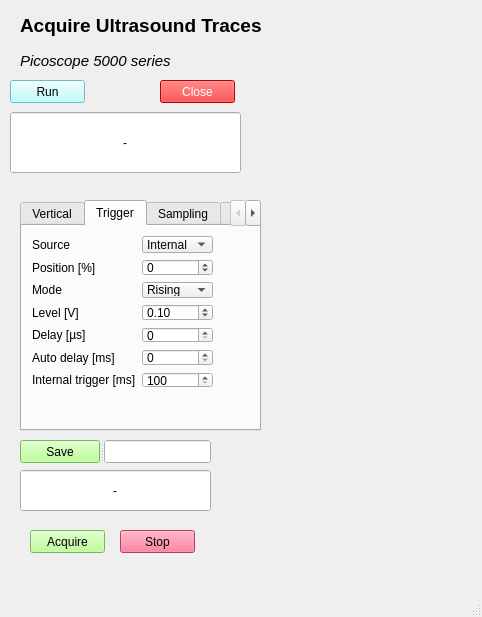
Above: acquire-ultrasound/python/code/aquire_ultrasound_gui.ui from Lars27/ultrasound-measurements before the change. Below: the same form after it.
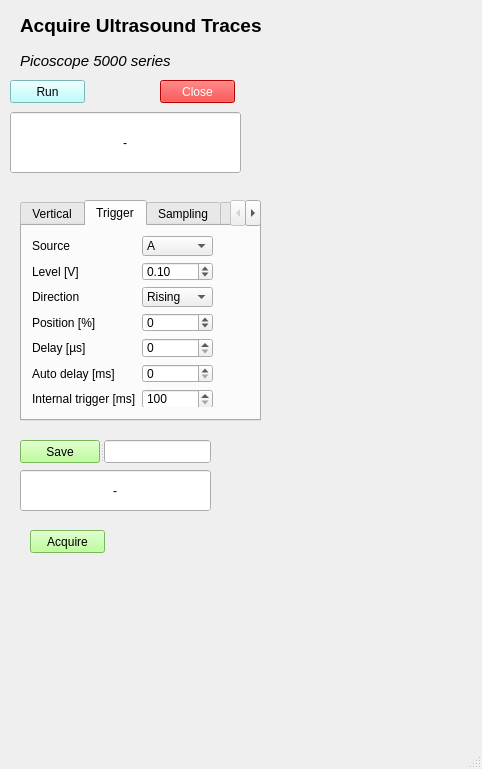
That is the form after the change. The open tabs and pages were chosen to show the change.

The edit to the form file:
```diff
--- a/acquire-ultrasound/python/code/aquire_ultrasound_gui.ui
+++ b/acquire-ultrasound/python/code/aquire_ultrasound_gui.ui
@@ -10,7 +10,7 @@
     <x>0</x>
     <y>0</y>
     <width>482</width>
-    <height>617</height>
+    <height>769</height>
    </rect>
   </property>
   <property name="windowTitle">
@@ -70,7 +70,7 @@
       <x>20</x>
       <y>200</y>
       <width>241</width>
-      <height>231</height>
+      <height>221</height>
      </rect>
     </property>
     <property name="styleSheet">
@@ -526,14 +526,14 @@
         <x>10</x>
         <y>10</y>
         <width>181</width>
-        <height>151</height>
+        <height>171</height>
        </rect>
       </property>
       <property name="locale">
        <locale language="English" country="UnitedKingdom"/>
       </property>
       <layout class="QGridLayout" name="parameter_gridLayout_3">
-       <item row="2" column="1">
+       <item row="4" column="1">
         <widget class="QDoubleSpinBox" name="trigger_position_spinBox">
          <property name="locale">
           <locale language="English" country="UnitedKingdom"/>
@@ -561,7 +561,7 @@
          </property>
         </widget>
        </item>
-       <item row="7" column="0">
+       <item row="9" column="0">
         <widget class="QLabel" name="label_14">
          <property name="locale">
           <locale language="English" country="UnitedKingdom"/>
@@ -571,7 +571,7 @@
          </property>
         </widget>
        </item>
-       <item row="2" column="0">
+       <item row="4" column="0">
         <widget class="QLabel" name="label_5">
          <property name="locale">
           <locale language="English" country="UnitedKingdom"/>
@@ -591,37 +591,63 @@
          </property>
         </widget>
        </item>
-       <item row="0" column="1">
-        <widget class="QComboBox" name="trigger_source_comboBox">
-         <property name="currentText">
-          <string>Internal</string>
+       <item row="10" column="1">
+        <widget class="QDoubleSpinBox" name="internal_trigger_delay_spinBox">
+         <property name="locale">
+          <locale language="English" country="UnitedKingdom"/>
          </property>
-         <property name="currentIndex">
-          <number>3</number>
+         <property name="buttonSymbols">
+          <enum>QAbstractSpinBox::UpDownArrows</enum>
          </property>
-         <item>
-          <property name="text">
-           <string>Ch A</string>
-          </property>
-         </item>
-         <item>
-          <property name="text">
-           <string>Ch B</string>
-          </property>
-         </item>
-         <item>
-          <property name="text">
-           <string>EXT</string>
-          </property>
-         </item>
-         <item>
-          <property name="text">
-           <string>Internal</string>
-          </property>
-         </item>
+         <property name="suffix">
+          <string/>
+         </property>
+         <property name="decimals">
+          <number>0</number>
+         </property>
+         <property name="minimum">
+          <double>100.000000000000000</double>
+         </property>
+         <property name="maximum">
+          <double>10000.000000000000000</double>
+         </property>
+         <property name="singleStep">
+          <double>1.000000000000000</double>
+         </property>
+         <property name="value">
+          <double>100.000000000000000</double>
+         </property>
         </widget>
        </item>
-       <item row="5" column="0">
+       <item row="7" column="1">
+        <widget class="QDoubleSpinBox" name="trigger_delay_spinBox">
+         <property name="locale">
+          <locale language="English" country="UnitedKingdom"/>
+         </property>
+         <property name="buttonSymbols">
+          <enum>QAbstractSpinBox::UpDownArrows</enum>
+         </property>
+         <property name="suffix">
+          <string/>
+         </property>
+         <property name="decimals">
+          <number>0</number>
+         </property>
+         <property name="minimum">
+          <double>0.000000000000000</double>
+         </property>
+         <property name="maximum">
+          <double>200.000000000000000</double>
+         </property>
+         <property name="singleStep">
+          <double>1.000000000000000</double>
+         </property>
+         <property name="value">
+          <double>0.000000000000000</double>
+         </property>
+        </widget>
+       </item>
+       <item row="7" column="0">
         <widget class="QLabel" name="label_11">
          <property name="locale">
           <locale language="English" country="UnitedKingdom"/>
@@ -631,7 +657,7 @@
          </property>
         </widget>
        </item>
-       <item row="8" column="0">
+       <item row="10" column="0">
         <widget class="QLabel" name="label_16">
          <property name="locale">
           <locale language="English" country="UnitedKingdom"/>
@@ -641,8 +667,8 @@
          </property>
         </widget>
        </item>
-       <item row="8" column="1">
-        <widget class="QDoubleSpinBox" name="internal_trigger_delay_spinBox">
+       <item row="9" column="1">
+        <widget class="QDoubleSpinBox" name="trigger_auto_delay_spinBox">
          <property name="locale">
           <locale language="English" country="UnitedKingdom"/>
          </property>
@@ -656,7 +682,7 @@
           <number>0</number>
          </property>
          <property name="minimum">
-          <double>100.000000000000000</double>
+          <double>0.000000000000000</double>
          </property>
          <property name="maximum">
           <double>10000.000000000000000</double>
@@ -665,12 +691,42 @@
           <double>1.000000000000000</double>
          </property>
          <property name="value">
-          <double>100.000000000000000</double>
+          <double>0.000000000000000</double>
          </property>
         </widget>
        </item>
-       <item row="5" column="1">
-        <widget class="QDoubleSpinBox" name="trigger_delay_spinBox">
+       <item row="0" column="1">
+        <widget class="QComboBox" name="trigger_source_comboBox">
+         <property name="currentText">
+          <string>A</string>
+         </property>
+         <property name="currentIndex">
+          <number>0</number>
+         </property>
+         <item>
+          <property name="text">
+           <string>A</string>
+          </property>
+         </item>
+         <item>
+          <property name="text">
+           <string>B</string>
+          </property>
+         </item>
+         <item>
+          <property name="text">
+           <string>EXT</string>
+          </property>
+         </item>
+         <item>
+          <property name="text">
+           <string>Internal</string>
+          </property>
+         </item>
+        </widget>
+       </item>
+       <item row="2" column="1">
+        <widget class="QDoubleSpinBox" name="trigger_level_spinBox">
          <property name="locale">
           <locale language="English" country="UnitedKingdom"/>
          </property>
@@ -681,19 +737,29 @@
           <string/>
          </property>
          <property name="decimals">
-          <number>0</number>
+          <number>2</number>
          </property>
          <property name="minimum">
-          <double>0.000000000000000</double>
+          <double>-5.000000000000000</double>
          </property>
          <property name="maximum">
-          <double>200.000000000000000</double>
+          <double>5.000000000000000</double>
          </property>
          <property name="singleStep">
           <double>1.000000000000000</double>
          </property>
          <property name="value">
-          <double>0.000000000000000</double>
+          <double>0.100000000000000</double>
+         </property>
+        </widget>
+       </item>
+       <item row="2" column="0">
+        <widget class="QLabel" name="label_17">
+         <property name="locale">
+          <locale language="English" country="UnitedKingdom"/>
+         </property>
+         <property name="text">
+          <string>Level [V]</string>
          </property>
         </widget>
        </item>
@@ -717,79 +783,13 @@
          </item>
         </widget>
        </item>
-       <item row="7" column="1">
-        <widget class="QDoubleSpinBox" name="trigger_auto_delay_spinBox">
-         <property name="locale">
-          <locale language="English" country="UnitedKingdom"/>
-         </property>
-         <property name="buttonSymbols">
-          <enum>QAbstractSpinBox::UpDownArrows</enum>
-         </property>
-         <property name="suffix">
-          <string/>
-         </property>
-         <property name="decimals">
-          <number>0</number>
-         </property>
-         <property name="minimum">
-          <double>0.000000000000000</double>
-         </property>
-         <property name="maximum">
-          <double>10000.000000000000000</double>
-         </property>
-         <property name="singleStep">
-          <double>1.000000000000000</double>
-         </property>
-         <property name="value">
-          <double>0.000000000000000</double>
-         </property>
-        </widget>
-       </item>
        <item row="3" column="0">
         <widget class="QLabel" name="label_13">
          <property name="locale">
           <locale language="English" country="UnitedKingdom"/>
          </property>
          <property name="text">
-          <string>Mode</string>
-         </property>
-        </widget>
-       </item>
-       <item row="4" column="0">
-        <widget class="QLabel" name="label_17">
-         <property name="locale">
-          <locale language="English" country="UnitedKingdom"/>
-         </property>
-         <property name="text">
-          <string>Level [V]</string>
-         </property>
-        </widget>
-       </item>
-       <item row="4" column="1">
-        <widget class="QDoubleSpinBox" name="trigger_level_spinBox">
-         <property name="locale">
-          <locale language="English" country="UnitedKingdom"/>
-         </property>
-         <property name="buttonSymbols">
-          <enum>QAbstractSpinBox::UpDownArrows</enum>
-         </property>
-         <property name="suffix">
-          <string/>
-         </property>
-         <property name="decimals">
-          <number>2</number>
-         </property>
-         <property name="minimum">
-          <double>-5.000000000000000</double>
-         </property>
-         <property name="maximum">
-          <double>5.000000000000000</double>
-         </property>
-         <property name="singleStep">
-          <double>0.100000000000000</double>
-         </property>
-         <property name="value">
-          <double>0.100000000000000</double>
+          <string>Direction</string>
          </property>
         </widget>
        </item>
@@ -1119,31 +1119,6 @@
      <string>Acquire</string>
     </property>
    </widget>
-   <widget class="QPushButton" name="stop_button">
-    <property name="geometry">
-     <rect>
-      <x>120</x>
-      <y>530</y>
-      <width>75</width>
-      <height>23</height>
-     </rect>
-    </property>
-    <property name="maximumSize">
-     <size>
-      <width>16777215</width>
-      <height>16777215</height>
-     </size>
-    </property>
-    <property name="styleSheet">
-     <string notr="true">background-color: rgb(255, 85, 127);</string>
-    </property>
-    <property name="locale">
-     <locale language="English" country="UnitedKingdom"/>
-    </property>
-    <property name="text">
-     <string>Stop</string>
-    </property>
-   </widget>
    <widget class="QPushButton" name="close_button">
     <property name="geometry">
      <rect>
```
Left out of the diff: 54 changed lines with no effect on the pictures.
